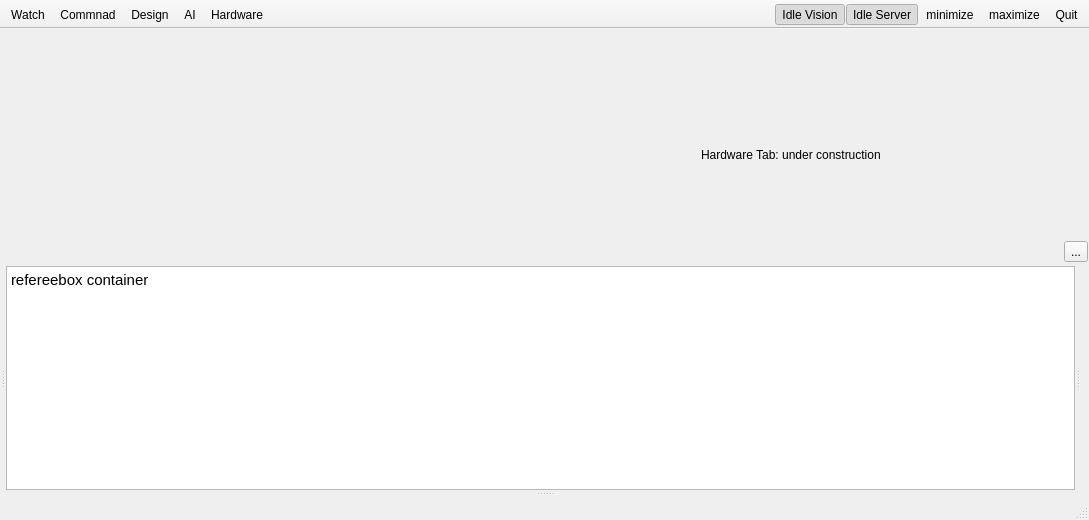
The window that TeamManager/mainwindow.ui (amiryanj/cyrus_ssl) describes before a commit, drawn with Qt 5.
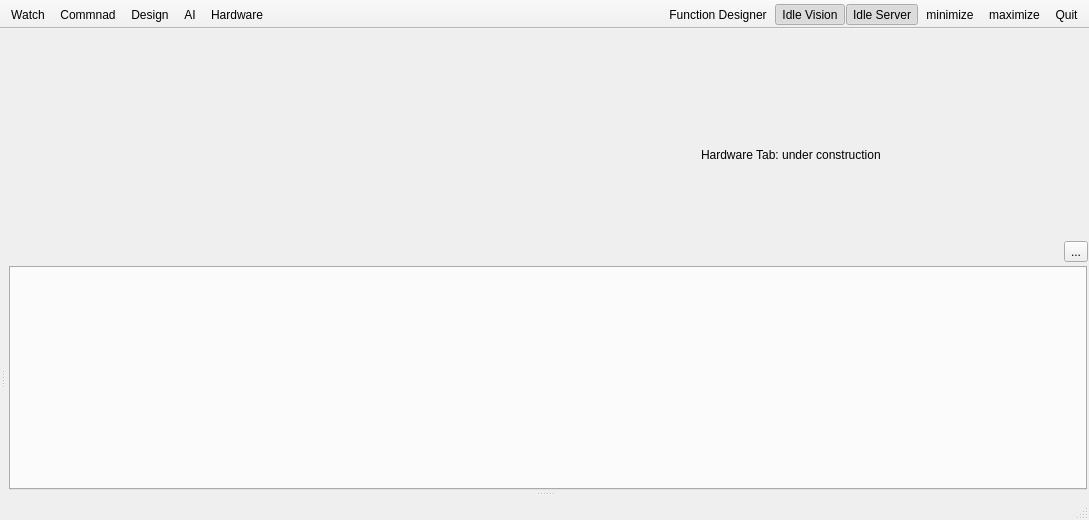
The same window after the commit. Icons and pictures are not drawn.

```diff
--- a/TeamManager/mainwindow.ui
+++ b/TeamManager/mainwindow.ui
@@ -980,7 +980,7 @@
               <number>1</number>
              </property>
              <property name="leftMargin">
-              <number>1</number>
+              <number>4</number>
              </property>
              <property name="topMargin">
               <number>1</number>
@@ -992,37 +992,7 @@
               <number>1</number>
              </property>
              <item>
-              <widget class="QTextEdit" name="textEdit_2">
-               <property name="html">
-                <string>&lt;!DOCTYPE HTML PUBLIC &quot;-//W3C//DTD HTML 4.0//EN&quot; &quot;http://www.w3.org/TR/REC-html40/strict.dtd&quot;&gt;
-&lt;html&gt;&lt;head&gt;&lt;meta name=&quot;qrichtext&quot; content=&quot;1&quot; /&gt;&lt;style type=&quot;text/css&quot;&gt;
-p, li { white-space: pre-wrap; }
-&lt;/style&gt;&lt;/head&gt;&lt;body style=&quot; font-family:'Cantarell'; font-size:11pt; font-weight:400; font-style:normal;&quot;&gt;
-&lt;p style=&quot; margin-top:0px; margin-bottom:0px; margin-left:0px; margin-right:0px; -qt-block-indent:0; text-indent:0px;&quot;&gt;&lt;span style=&quot; font-family:'Ubuntu';&quot;&gt;refereebox container&lt;/span&gt;&lt;/p&gt;&lt;/body&gt;&lt;/html&gt;</string>
-               </property>
-              </widget>
-             </item>
-            </layout>
-           </widget>
-           <widget class="QWidget" name="messageDisplayingContainerWg" native="true">
-            <layout class="QHBoxLayout" name="horizontalLayout_14">
-             <property name="spacing">
-              <number>1</number>
-             </property>
-             <property name="leftMargin">
-              <number>1</number>
-             </property>
-             <property name="topMargin">
-              <number>1</number>
-             </property>
-             <property name="rightMargin">
-              <number>1</number>
-             </property>
-             <property name="bottomMargin">
-              <number>1</number>
-             </property>
-             <item>
-              <layout class="QVBoxLayout" name="messengerLayout"/>
+              <widget class="QTabWidget" name="rightPanelTW"/>
              </item>
             </layout>
            </widget>
@@ -1179,6 +1149,7 @@
    <addaction name="actionMinimize"/>
    <addaction name="actionIdle_Server"/>
    <addaction name="actionIdle_Vision"/>
+   <addaction name="actionFunction_Designer"/>
   </widget>
   <action name="actionWatch">
    <property name="checkable">
@@ -1280,6 +1251,15 @@
     <string>Idle Vision</string>
    </property>
   </action>
+  <action name="actionFunction_Designer">
+   <property name="icon">
+    <iconset resource="icons.qrc">
+     <normaloff>:/icons/oxygen/x-shape-connection.png</normaloff>:/icons/oxygen/x-shape-connection.png</iconset>
+   </property>
+   <property name="text">
+    <string>Function Designer</string>
+   </property>
+  </action>
  </widget>
  <layoutdefault spacing="6" margin="11"/>
  <resources>
```
Left out of the diff: 79 changed lines with no effect on the pictures.
